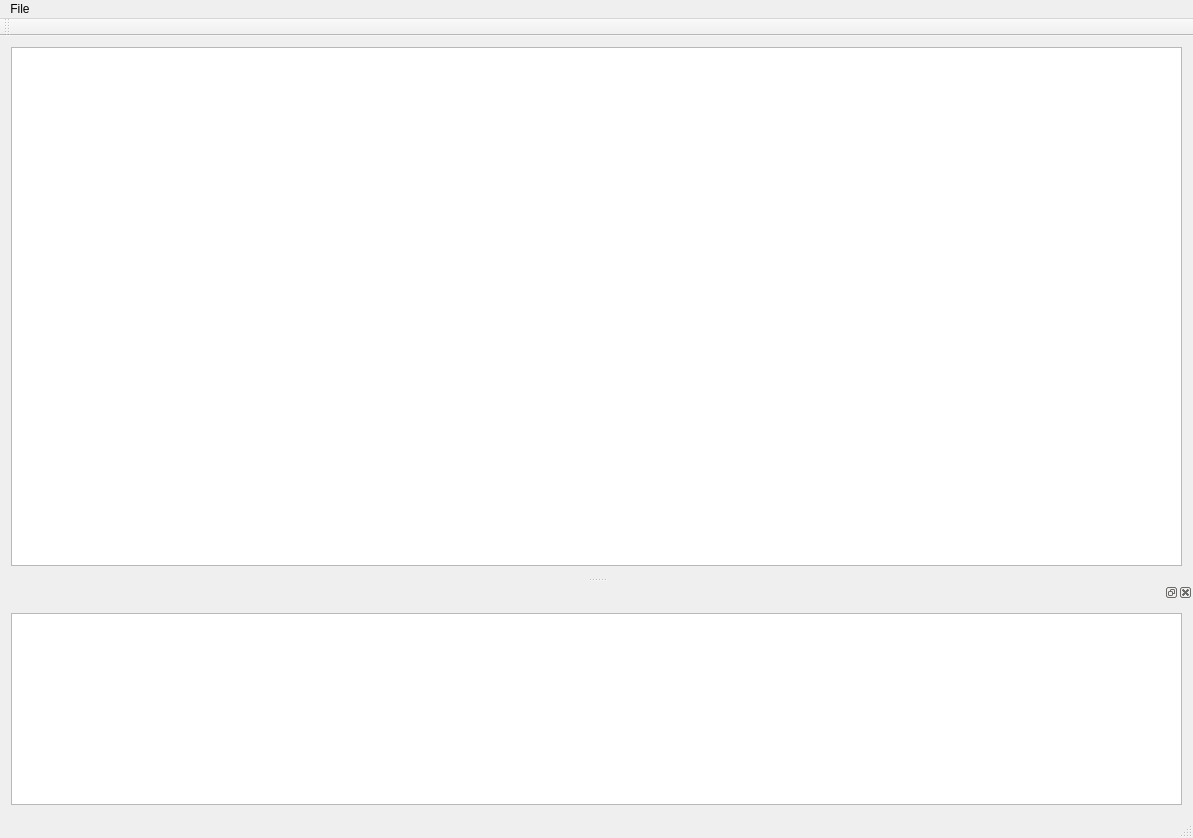
Old version of the form mainwindow.ui in the repository afrog33k/rocket-gui-editor.
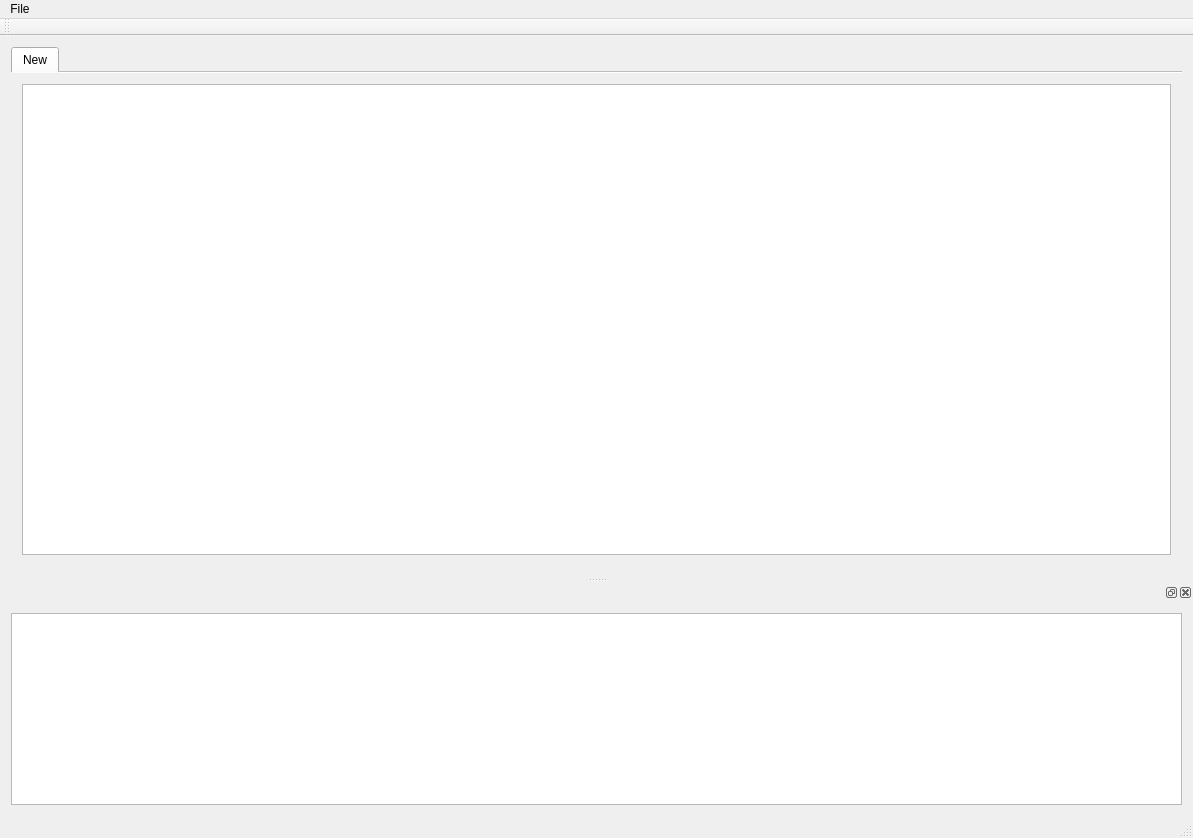
New version of the form.

```diff
--- a/mainwindow.ui
+++ b/mainwindow.ui
@@ -16,6 +16,28 @@
   <widget class="QWidget" name="centralWidget">
    <layout class="QGridLayout" name="gridLayout">
     <item row="0" column="0">
+     <widget class="QTabWidget" name="mTextTabs">
+      <property name="tabPosition">
+       <enum>QTabWidget::North</enum>
+      </property>
+      <property name="tabShape">
+       <enum>QTabWidget::Rounded</enum>
+      </property>
+      <property name="currentIndex">
+       <number>0</number>
+      </property>
+      <property name="usesScrollButtons">
+       <bool>false</bool>
+      </property>
+      <property name="documentMode">
+       <bool>true</bool>
+      </property>
+      <widget class="QWidget" name="RML">
+       <attribute name="title">
+        <string>New</string>
+       </attribute>
+       <layout class="QGridLayout" name="gridLayout_3">
+        <item row="0" column="0">
      <widget class="QTextEdit" name="MainTextEdit">
       <property name="font">
        <font>
@@ -29,6 +51,10 @@
       <property name="acceptRichText">
        <bool>false</bool>
       </property>
+         </widget>
+        </item>
+       </layout>
+      </widget>
      </widget>
     </item>
    </layout>
```
Lines whose indentation alone changed are shown as unchanged.
